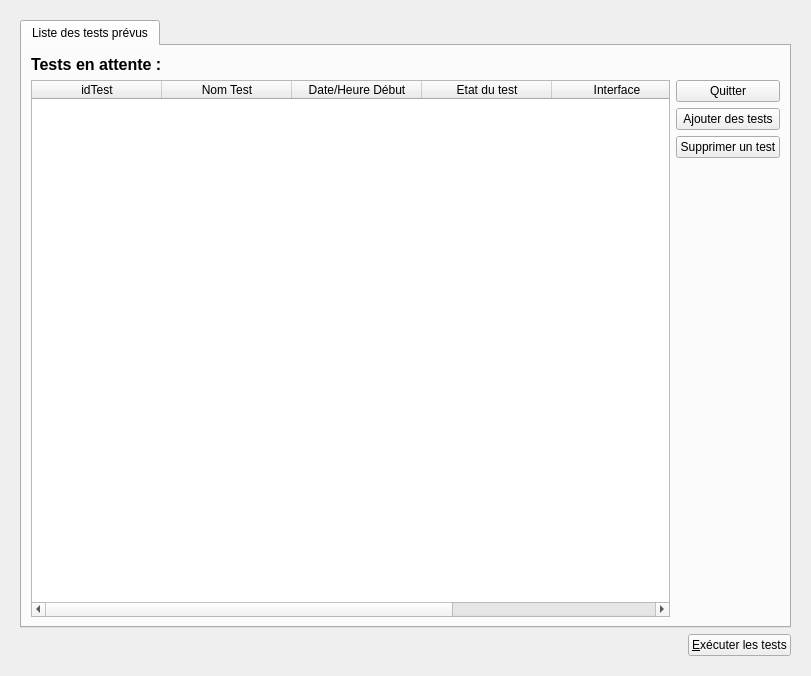
The window that et_listeattentetests.ui (InformatiqueAtmoNA/tam) describes before a commit, drawn with Qt 5.
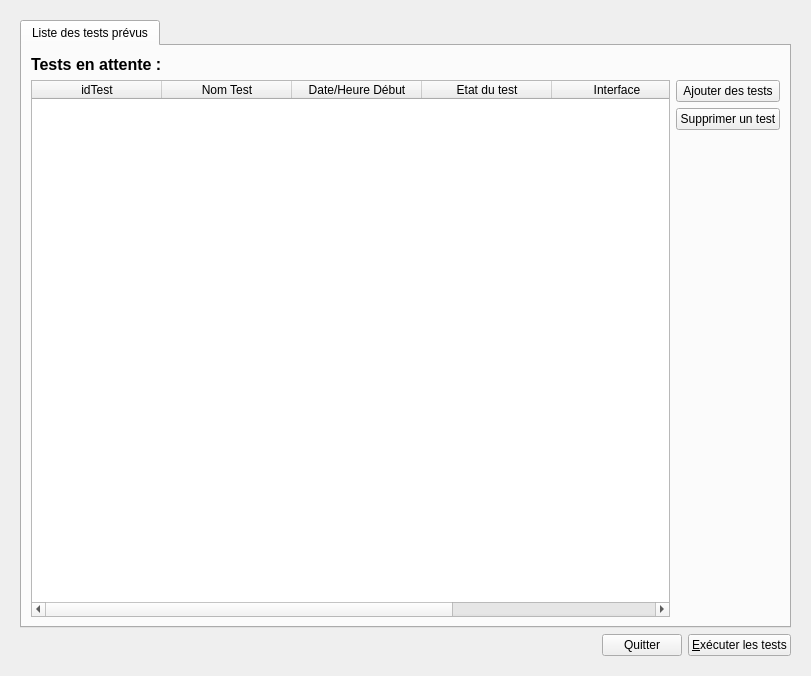
The same window after the commit.

```diff
--- a/et_listeattentetests.ui
+++ b/et_listeattentetests.ui
@@ -43,6 +43,13 @@
            </property>
           </spacer>
          </item>
+         <item>
+          <widget class="QPushButton" name="button_Quitter">
+           <property name="text">
+            <string>Quitter</string>
+           </property>
+          </widget>
+         </item>
          <item>
           <widget class="QPushButton" name="button_ExecuterTests">
            <property name="text">
@@ -126,13 +133,6 @@
            </item>
            <item row="1" column="1">
             <layout class="QVBoxLayout" name="verticalLayout">
-             <item>
-              <widget class="QPushButton" name="button_Quitter">
-               <property name="text">
-                <string>Quitter</string>
-               </property>
-              </widget>
-             </item>
              <item>
               <widget class="QPushButton" name="button_AjouterTest">
                <property name="text">
```
